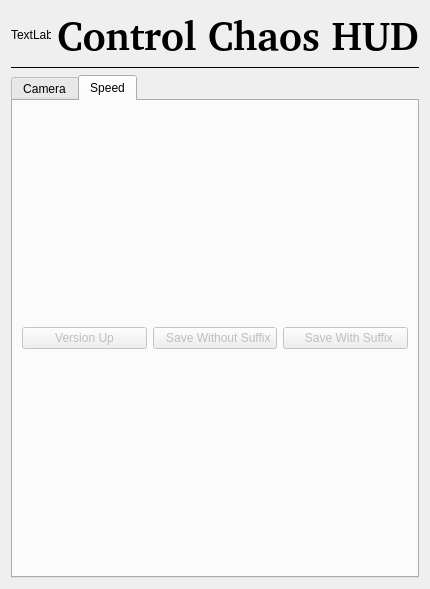
mrmcdog23/controlChaos, file maya/python/ccmaya/panels/cc_hud_panel.ui: the form before one commit.
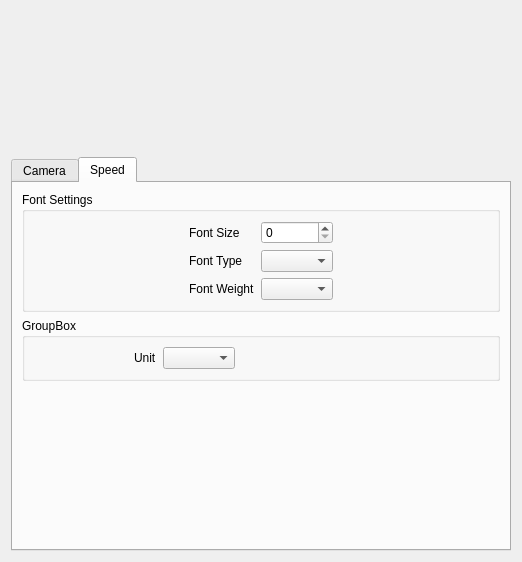
The form after the commit.

Commit message: made hud ui floating instead of docked

```diff
--- a/maya/python/ccmaya/panels/cc_hud_panel.ui
+++ b/maya/python/ccmaya/panels/cc_hud_panel.ui
@@ -6,15 +6,21 @@
    <rect>
     <x>0</x>
     <y>0</y>
-    <width>428</width>
-    <height>589</height>
+    <width>400</width>
+    <height>562</height>
    </rect>
   </property>
+  <property name="maximumSize">
+   <size>
+    <width>400</width>
+    <height>16777215</height>
+   </size>
+  </property>
   <property name="windowTitle">
    <string>Form</string>
   </property>
   <layout class="QGridLayout" name="gridLayout">
-   <item row="2" column="0">
+   <item row="1" column="0">
     <widget class="QTabWidget" name="tabWidget">
      <property name="currentIndex">
       <number>1</number>
@@ -58,155 +64,169 @@
       <attribute name="title">
        <string>Speed</string>
       </attribute>
-      <layout class="QGridLayout" name="gridLayout_3">
+      <layout class="QGridLayout" name="gridLayout_6">
        <item row="0" column="0">
-        <layout class="QHBoxLayout" name="horizontalLayout_2">
-         <item>
-          <widget class="QPushButton" name="btn_version_up">
-           <property name="enabled">
-            <bool>false</bool>
-           </property>
-           <property name="text">
-            <string>Version Up</string>
-           </property>
-          </widget>
-         </item>
-         <item>
-          <widget class="QPushButton" name="btn_save_without_suffix">
-           <property name="enabled">
-            <bool>false</bool>
-           </property>
-           <property name="text">
-            <string>  Save Without Suffix</string>
-           </property>
-          </widget>
-         </item>
-         <item>
-          <widget class="QPushButton" name="btn_save_with_suffix">
-           <property name="enabled">
-            <bool>false</bool>
-           </property>
-           <property name="text">
-            <string>  Save With Suffix</string>
-           </property>
-          </widget>
-         </item>
-        </layout>
+        <widget class="QGroupBox" name="groupBox">
+         <property name="title">
+          <string>Font Settings</string>
+         </property>
+         <layout class="QGridLayout" name="gridLayout_4">
+          <item row="0" column="2">
+           <spacer name="horizontalSpacer_4">
+            <property name="orientation">
+             <enum>Qt::Horizontal</enum>
+            </property>
+            <property name="sizeHint" stdset="0">
+             <size>
+              <width>40</width>
+              <height>20</height>
+             </size>
+            </property>
+           </spacer>
+          </item>
+          <item row="0" column="0">
+           <spacer name="horizontalSpacer_3">
+            <property name="orientation">
+             <enum>Qt::Horizontal</enum>
+            </property>
+            <property name="sizeType">
+             <enum>QSizePolicy::Expanding</enum>
+            </property>
+            <property name="sizeHint" stdset="0">
+             <size>
+              <width>40</width>
+              <height>20</height>
+             </size>
+            </property>
+           </spacer>
+          </item>
+          <item row="0" column="1">
+           <layout class="QGridLayout" name="gridLayout_3">
+            <item row="1" column="1">
+             <widget class="QComboBox" name="cmb_font_type"/>
+            </item>
+            <item row="2" column="1">
+             <widget class="QComboBox" name="cmb_font_weight"/>
+            </item>
+            <item row="2" column="0">
+             <widget class="QLabel" name="label_2">
+              <property name="text">
+               <string>Font Weight</string>
+              </property>
+             </widget>
+            </item>
+            <item row="0" column="0">
+             <widget class="QLabel" name="label_4">
+              <property name="text">
+               <string>Font Size</string>
+              </property>
+             </widget>
+            </item>
+            <item row="1" column="0">
+             <widget class="QLabel" name="label">
+              <property name="text">
+               <string>Font Type</string>
+              </property>
+             </widget>
+            </item>
+            <item row="0" column="1">
+             <widget class="QSpinBox" name="sp_font_size"/>
+            </item>
+           </layout>
+          </item>
+         </layout>
+        </widget>
+       </item>
+       <item row="1" column="0">
+        <widget class="QGroupBox" name="groupBox_2">
+         <property name="title">
+          <string>GroupBox</string>
+         </property>
+         <layout class="QGridLayout" name="gridLayout_5">
+          <item row="0" column="1">
+           <layout class="QHBoxLayout" name="horizontalLayout">
+            <item>
+             <widget class="QLabel" name="label_3">
+              <property name="text">
+               <string>Unit</string>
+              </property>
+             </widget>
+            </item>
+            <item>
+             <widget class="QComboBox" name="comboBox_3"/>
+            </item>
+           </layout>
+          </item>
+          <item row="0" column="0">
+           <spacer name="horizontalSpacer">
+            <property name="orientation">
+             <enum>Qt::Horizontal</enum>
+            </property>
+            <property name="sizeType">
+             <enum>QSizePolicy::Fixed</enum>
+            </property>
+            <property name="sizeHint" stdset="0">
+             <size>
+              <width>100</width>
+              <height>20</height>
+             </size>
+            </property>
+           </spacer>
+          </item>
+          <item row="0" column="2">
+           <spacer name="horizontalSpacer_2">
+            <property name="orientation">
+             <enum>Qt::Horizontal</enum>
+            </property>
+            <property name="sizeHint" stdset="0">
+             <size>
+              <width>40</width>
+              <height>20</height>
+             </size>
+            </property>
+           </spacer>
+          </item>
+         </layout>
+        </widget>
+       </item>
+       <item row="2" column="0">
+        <spacer name="verticalSpacer">
+         <property name="orientation">
+          <enum>Qt::Vertical</enum>
+         </property>
+         <property name="sizeHint" stdset="0">
+          <size>
+           <width>20</width>
+           <height>76</height>
+          </size>
+         </property>
+        </spacer>
        </item>
       </layout>
      </widget>
     </widget>
    </item>
-   <item row="1" column="0">
-    <widget class="Line" name="line_3">
-     <property name="frameShadow">
-      <enum>QFrame::Plain</enum>
-     </property>
-     <property name="orientation">
-      <enum>Qt::Horizontal</enum>
-     </property>
-    </widget>
-   </item>
    <item row="0" column="0">
-    <layout class="QGridLayout" name="gridLayout_7">
-     <item row="0" column="0">
-      <widget class="QLabel" name="lbl_no8_icon">
-       <property name="sizePolicy">
-        <sizepolicy hsizetype="Fixed" vsizetype="Fixed">
-         <horstretch>0</horstretch>
-         <verstretch>0</verstretch>
-        </sizepolicy>
-       </property>
-       <property name="minimumSize">
-        <size>
-         <width>40</width>
-         <height>40</height>
-        </size>
-       </property>
-       <property name="maximumSize">
-        <size>
-         <width>40</width>
-         <height>40</height>
-        </size>
-       </property>
-       <property name="sizeIncrement">
-        <size>
-         <width>40</width>
-         <height>40</height>
-        </size>
-       </property>
-       <property name="baseSize">
-        <size>
-         <width>40</width>
-         <height>40</height>
-        </size>
-       </property>
-       <property name="frameShape">
-        <enum>QFrame::NoFrame</enum>
-       </property>
-       <property name="text">
-        <string>TextLabel</string>
-       </property>
-       <property name="scaledContents">
-        <bool>true</bool>
-       </property>
-      </widget>
-     </item>
-     <item row="0" column="1">
-      <spacer name="horizontalSpacer_5">
-       <property name="orientation">
-        <enum>Qt::Horizontal</enum>
-       </property>
-       <property name="sizeType">
-        <enum>QSizePolicy::Expanding</enum>
-       </property>
-       <property name="sizeHint" stdset="0">
-        <size>
-         <width>50</width>
-         <height>20</height>
-        </size>
-       </property>
-      </spacer>
-     </item>
-     <item row="0" column="2">
-      <widget class="QLabel" name="lbl_no8_textS">
-       <property name="maximumSize">
-        <size>
-         <width>16777215</width>
-         <height>100</height>
-        </size>
-       </property>
-       <property name="font">
-        <font>
-         <family>BPG Nateli Condenced GPL&amp;GNU</family>
-         <pointsize>30</pointsize>
-         <weight>75</weight>
-         <bold>true</bold>
-         <underline>false</underline>
-        </font>
-       </property>
-       <property name="text">
-        <string>Control Chaos HUD</string>
-       </property>
-       <property name="scaledContents">
-        <bool>true</bool>
-       </property>
-      </widget>
-     </item>
-     <item row="0" column="3">
-      <spacer name="horizontalSpacer_6">
-       <property name="orientation">
-        <enum>Qt::Horizontal</enum>
-       </property>
-       <property name="sizeHint" stdset="0">
-        <size>
-         <width>37</width>
-         <height>17</height>
-        </size>
-       </property>
-      </spacer>
-     </item>
-    </layout>
+    <widget class="QLabel" name="lbl_header">
+     <property name="minimumSize">
+      <size>
+       <width>500</width>
+       <height>140</height>
+      </size>
+     </property>
+     <property name="maximumSize">
+      <size>
+       <width>500</width>
+       <height>140</height>
+      </size>
+     </property>
+     <property name="text">
+      <string/>
+     </property>
+     <property name="scaledContents">
+      <bool>true</bool>
+     </property>
+    </widget>
    </item>
   </layout>
  </widget>
```
The commit also changes 5 other files.
